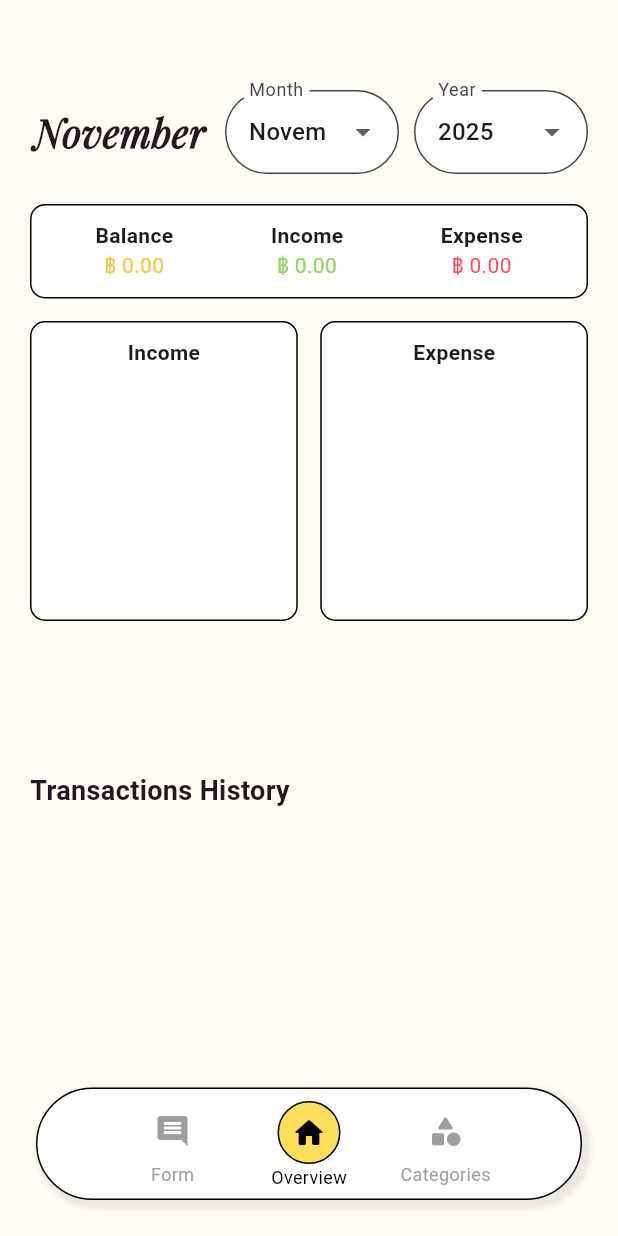
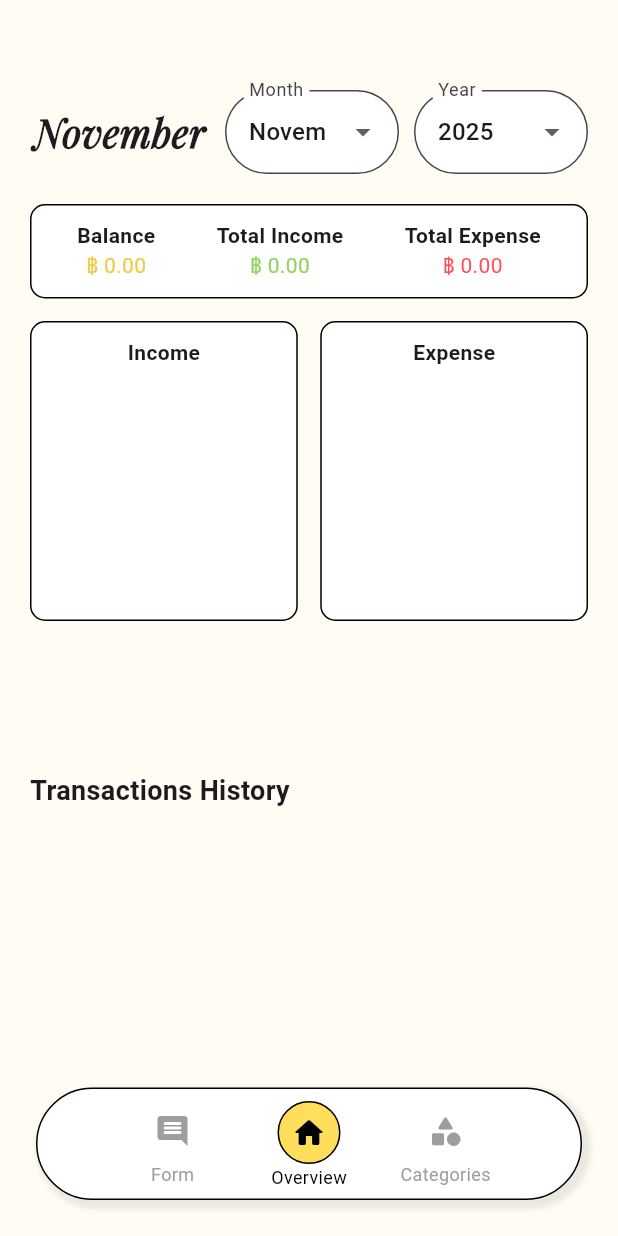
Before and after one commit to Riandec/income-expense-tracker, a Flutter app: the screen it shows after launch, on a phone screen of 412 x 824 dp. Run offline on Flutter 3.47's test engine with Material 3 defaults, Android fonts, the phone set to English and light mode, and no system bars; drawn by our look-alikes of fl_chart; our stand-ins replace cloud_firestore, firebase_core; accounts and stored records are empty.

Commit message:
Update result

```diff
--- a/lib/screens/overview_page.dart
+++ b/lib/screens/overview_page.dart
@@ -231,7 +231,7 @@ class _OverviewPageState extends State<OverviewPage> {
                 Column(
                   children: [
                     Text(
-                      'Income',
+                      'Total Income',
                       style: TextStyle(
                         fontWeight: FontWeight.bold,
                       ),
@@ -247,7 +247,7 @@ class _OverviewPageState extends State<OverviewPage> {
                 Column(
                   children: [
                     Text(
-                      'Expense',
+                      'Total Expense',
                       style: TextStyle(
                         fontWeight: FontWeight.bold,
                       ),
```
